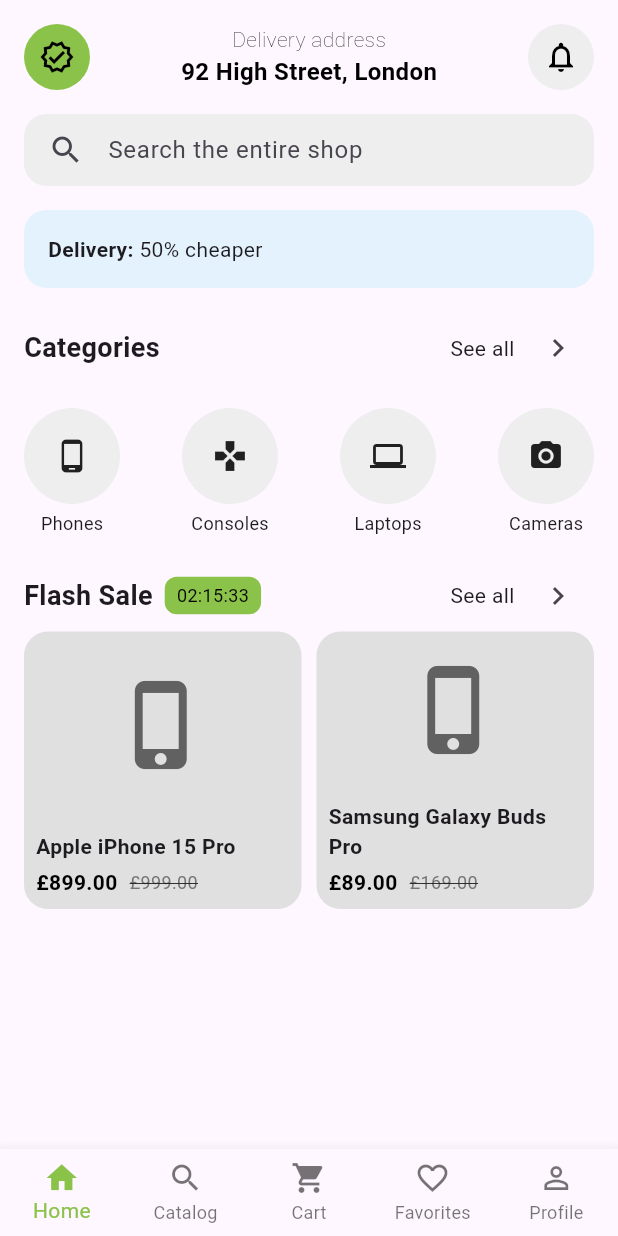
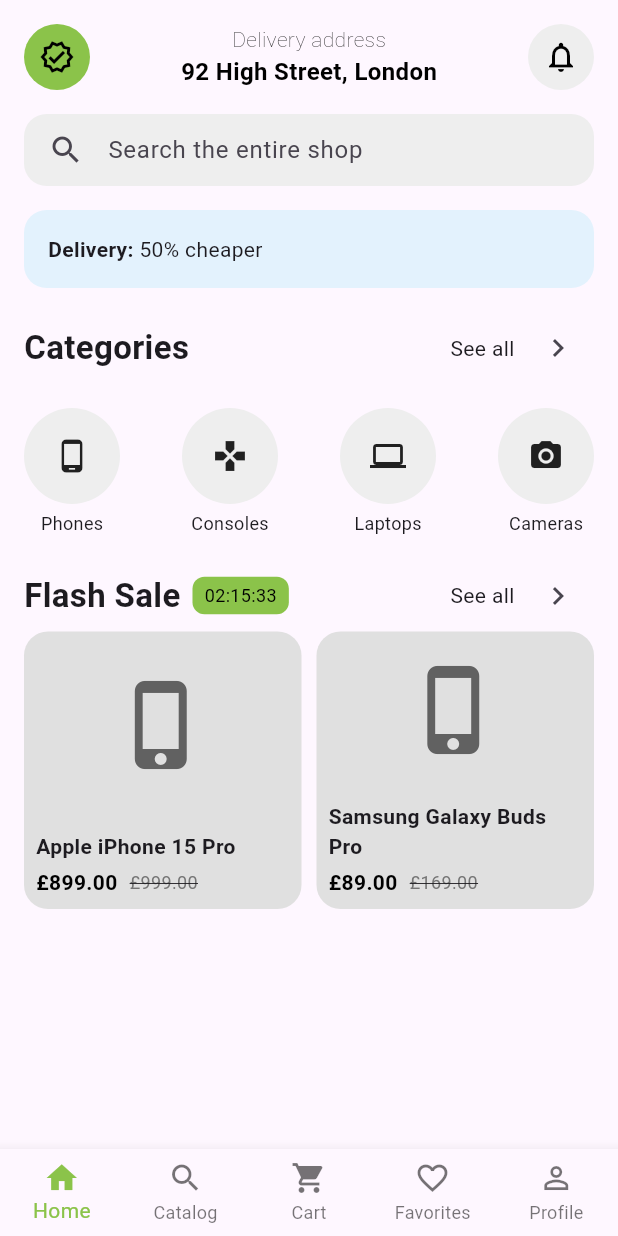
Before and after one commit to nghiemledo/flutter-technology_shop-baseUI, a Flutter app: the Home screen opened directly, on a phone screen of 412 x 824 dp. Run offline on Flutter 3.47's test engine with Material 3 defaults, Android fonts, the light colour scheme and no system bars; network calls fail.

Commit message:
Fix: UI of cart, home and product detail pages

```diff
--- a/lib/main.dart
+++ b/lib/main.dart
@@ -1,5 +1,7 @@
 import 'package:flutter/material.dart';
+import 'package:week06_tech_shop/screens/Cart.dart';
 import 'package:week06_tech_shop/screens/Home.dart';
+import 'package:week06_tech_shop/screens/ProductDetail.dart';
 
 void main() {
   runApp(const MyApp());
@@ -12,8 +14,9 @@
   @override
   Widget build(BuildContext context) {
     return MaterialApp(
+      debugShowCheckedModeBanner: false,
       title: 'Flutter Tech shop',
-      home: Home(),
+      home: Cart(),
     );
   }
 }
--- a/lib/screens/Home.dart
+++ b/lib/screens/Home.dart
@@ -4,6 +4,7 @@
 
 class Home extends StatelessWidget {
   const Home({super.key});
+
   @override
   Widget build(BuildContext context) {
     return Scaffold(
@@ -96,7 +97,7 @@
                   const Text(
                     'Categories',
                     style: TextStyle(
-                      fontSize: 18,
+                      fontSize: 22,
                       fontWeight: FontWeight.bold,
                     ),
                   ),
@@ -116,15 +117,13 @@
                 ],
               ),
               const SizedBox(height: 16),
-
-              // Category Icons
               Row(
                 mainAxisAlignment: MainAxisAlignment.spaceBetween,
                 children: [
-                  _buildCategoryItem(Icons.phone_android, 'Phones'),
-                  _buildCategoryItem(Icons.gamepad, 'Consoles'),
-                  _buildCategoryItem(Icons.laptop, 'Laptops'),
-                  _buildCategoryItem(Icons.camera_alt, 'Cameras'),
+                  categoryComponent(Icons.phone_android, 'Phones'),
+                  categoryComponent(Icons.gamepad, 'Consoles'),
+                  categoryComponent(Icons.laptop, 'Laptops'),
+                  categoryComponent(Icons.camera_alt, 'Cameras'),
                 ],
               ),
               const SizedBox(height: 16),
@@ -136,7 +135,7 @@
                       const Text(
                         'Flash Sale',
                         style: TextStyle(
-                          fontSize: 18,
+                          fontSize: 22,
                           fontWeight: FontWeight.bold,
                         ),
                       ),
@@ -181,12 +180,12 @@
                   mainAxisSpacing: 10,
                   crossAxisSpacing: 10,
                   children: [
-                    _buildProductCard(
+                    productComponent(
                       'Apple iPhone 15 Pro',
                       '£899.00',
                       '£999.00',
                     ),
-                    _buildProductCard(
+                    productComponent(
                       'Samsung Galaxy Buds Pro',
                       '£89.00',
                       '£169.00',
@@ -227,7 +226,7 @@
     );
   }
 
-  Widget _buildCategoryItem(IconData icon, String label) {
+  Widget categoryComponent(IconData icon, String label) {
     return Column(
       children: [
         Container(
@@ -247,7 +246,7 @@
     );
   }
 
-  Widget _buildProductCard(String title, String price, String originalPrice) {
+  Widget productComponent(String title, String price, String originalPrice) {
     return Container(
       decoration: BoxDecoration(
         color: Colors.grey[300],
--- a/lib/screens/ProductDetail.dart
+++ b/lib/screens/ProductDetail.dart
@@ -172,11 +172,11 @@
                                 children: <TextSpan>[
                                   TextSpan(
                                     text: 'The Nintendo Switch gaming console is a compact device that can be taken everywhere. This portable super device is also equipped with 2 gamepads. ',
-                                    style: TextStyle(color: Colors.black, fontSize: 15),
+                                    style: TextStyle(color: Colors.black, fontSize: 18),
                                   ),
                                   TextSpan(
                                     text: 'Read more',
-                                    style: TextStyle(fontWeight: FontWeight.bold, color: Colors.black, fontSize: 15), // Bôi đen và định dạng cho chữ "Read more"
+                                    style: TextStyle(fontWeight: FontWeight.bold, color: Colors.black, fontSize: 18),
                                   ),
                                 ],
                               ),
@@ -190,7 +190,6 @@
                 ),
               ),
 
-              // Add to Cart Button
               Padding(
                 padding: const EdgeInsets.all(14),
                 child: ElevatedButton(
@@ -211,7 +210,6 @@
               Center(
                 child: Text("Delivery on 26 October"),
               )
-
             ],
           ),
         ),
```
Also changed, not shown: lib/screens/Cart.dart (+30 -21 lines).
